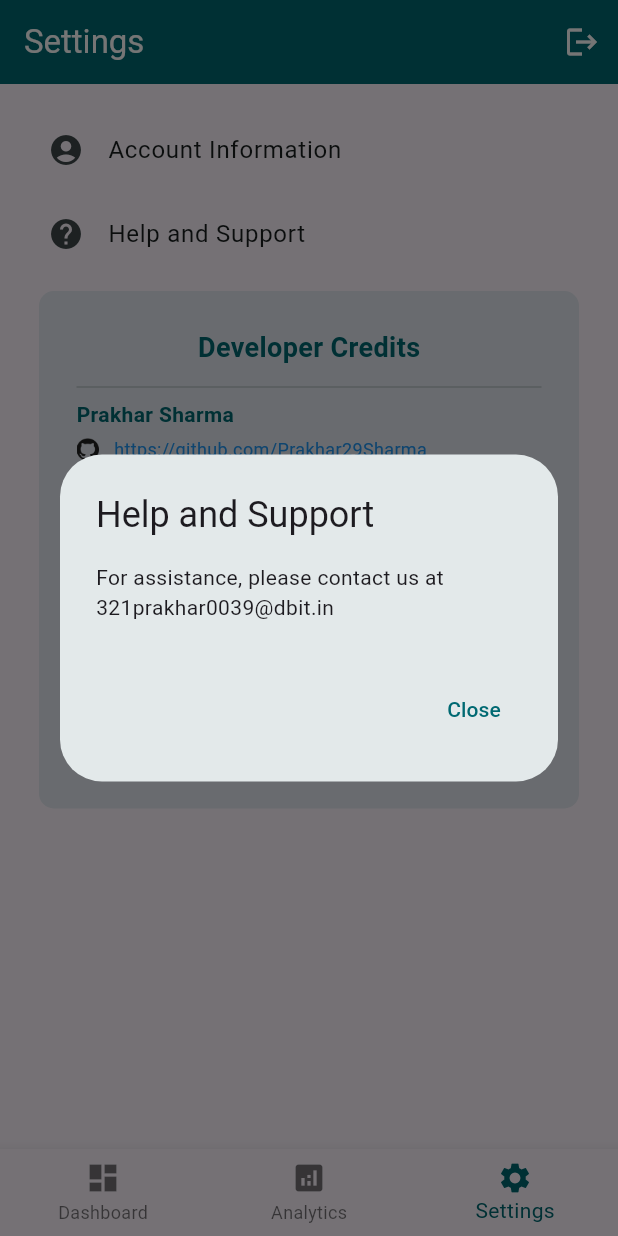
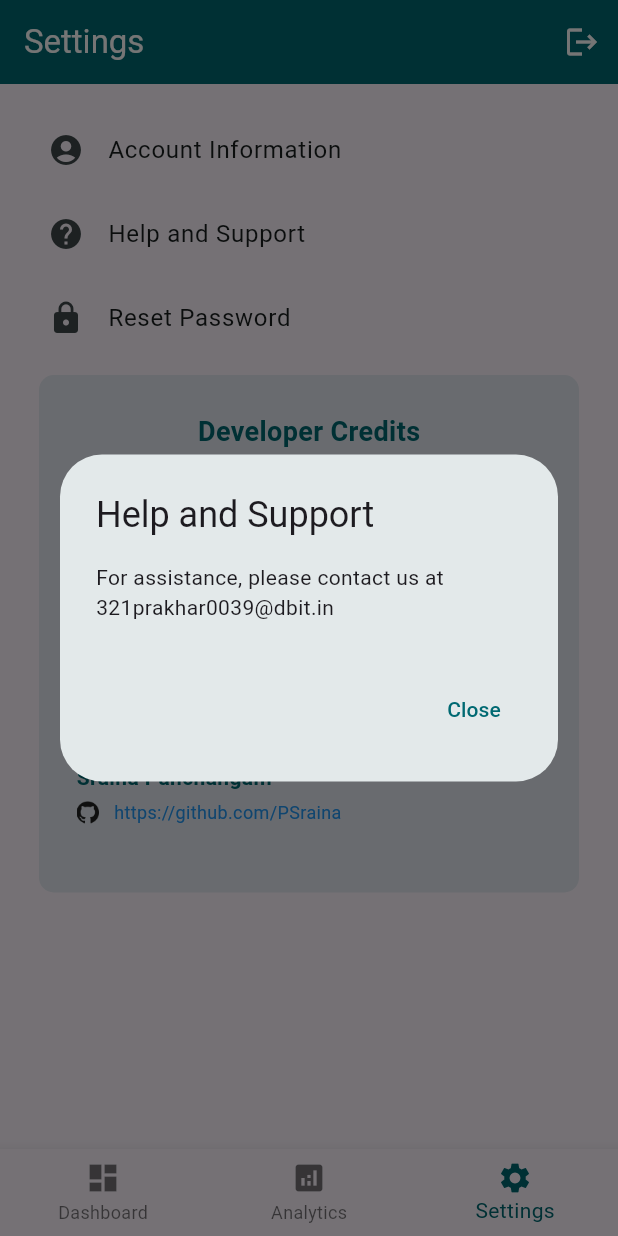
Before and after one commit to Prakhar29Sharma/Digital-Wellbeing, a Flutter app: the screen it shows once a user with an empty profile is signed in, item 3 of the bottom bar chosen, after a tap on "Help and Support", on a phone screen of 412 x 824 dp. Run offline on Flutter 3.47's test engine with Material 3 defaults, Android fonts, the phone set to English and light mode, and no system bars; our stand-ins replace firebase_auth, firebase_core, fl_chart, flutter_spinkit, pie_chart, timezone; missing offline and left inert: usage_stats; accounts and stored records are empty.

Commit message:
Added password reset option in settings

```diff
--- a/lib/screens/settings.dart
+++ b/lib/screens/settings.dart
@@ -13,6 +13,9 @@ class SettingsPage extends StatefulWidget {
 
 class _SettingsPageState extends State<SettingsPage> {
   bool _showAccountInfo = false;
+
+  // Get the current user
+  User? get user => FirebaseAuth.instance.currentUser;
 
   // Developer information
   final List<Map<String, String>> developers = [
@@ -106,15 +109,8 @@ class _SettingsPageState extends State<SettingsPage> {
                   child: Column(
                     crossAxisAlignment: CrossAxisAlignment.stretch,
                     children: [
-                      Text(
-                        'Email: ${widget.user?.email ?? "Unknown"}',
-                        style: const TextStyle(fontSize: 13),
-                      ),
-                      const SizedBox(height: 10),
-                      Text(
-                        'Username: ${widget.user?.displayName ?? "Unknown"}',
-                        style: const TextStyle(fontSize: 13),
-                      ),
+                      // get the user's email
+                      Text('Email: ${user!.email}', style: TextStyle(color: Theme.of(context).colorScheme.primary.withOpacity(1.0),)),
                     ],
                   ),
                 ),
@@ -136,6 +132,33 @@ class _SettingsPageState extends State<SettingsPage> {
                             ],
                           ),
                         ),
+                        actions: <Widget>[
+                          TextButton(
+                            child: const Text('Close'),
+                            onPressed: () {
+                              Navigator.of(context).pop();
+                            },
+                          ),
+                        ],
+                      );
+                    },
+                  );
+                },
+              ),
+              // Reset Password
+              ListTile(
+                title: const Text('Reset Password'),
+                leading: const Icon(Icons.lock),
+                onTap: () {
+                  showDialog(
+                    context: context,
+                    builder: (BuildContext context) {
+                      // Reset password
+                      FirebaseAuth.instance.sendPasswordResetEmail(email: user!.email!);
+
+                      return AlertDialog(
+                        title: const Text('Reset Password'),
+                        content: const Text('Please check your email for password reset instructions.'),
                         actions: <Widget>[
                           TextButton(
                             child: const Text('Close'),
```
